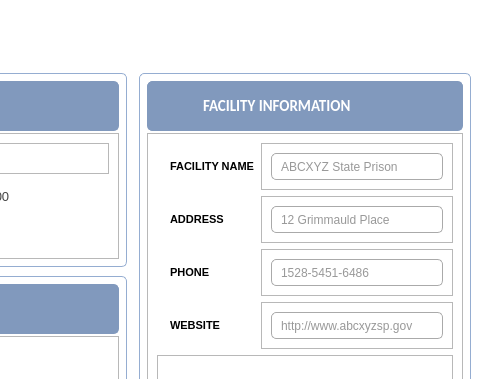
First picture: the form in dashboardwindow.ui, repository NCNM/PMS_01, before the edit; both pictures show x 494 to 974 and y 0 to 379 of the 974 by 479 pixel window.
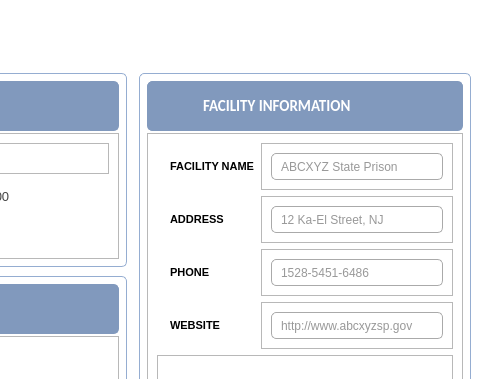
Second picture: the form after the edit. The open tabs and pages were chosen to show the change. Icons and pictures are not drawn.

Diff of the .ui file:
```diff
--- a/dashboardwindow.ui
+++ b/dashboardwindow.ui
@@ -1218,7 +1218,7 @@
                             <bool>true</bool>
                            </property>
                            <property name="placeholderText">
-                            <string>12 Grimmauld Place</string>
+                            <string>12 Ka-El Street, NJ</string>
                            </property>
                           </widget>
                          </item>
```
